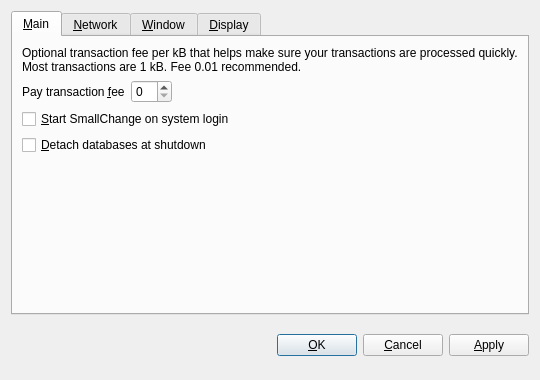
The window that src/qt/forms/optionsdialog.ui (ARFComCoin/ARFComCoin) describes before a commit, drawn with Qt 5.
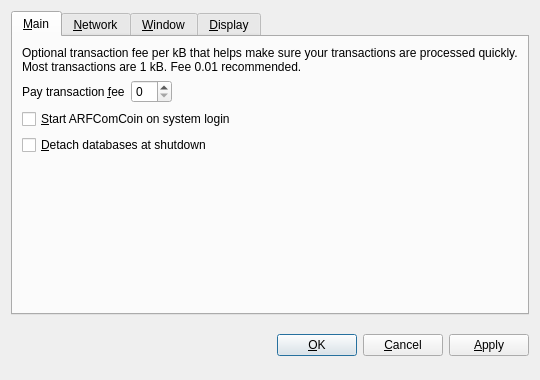
The same window after the commit. The open tabs and pages were chosen to show the change. Custom widgets are drawn as their Qt base class.

What changed in the file:
```diff
--- a/src/qt/forms/optionsdialog.ui
+++ b/src/qt/forms/optionsdialog.ui
@@ -82,7 +82,7 @@
           <string>Automatically start SmallChange after logging in to the system.</string>
          </property>
          <property name="text">
-          <string>&amp;Start SmallChange on system login</string>
+          <string>&amp;Start ARFComCoin on system login</string>
          </property>
         </widget>
        </item>
```
Left out of the diff: 10 changed lines with no effect on the pictures.
